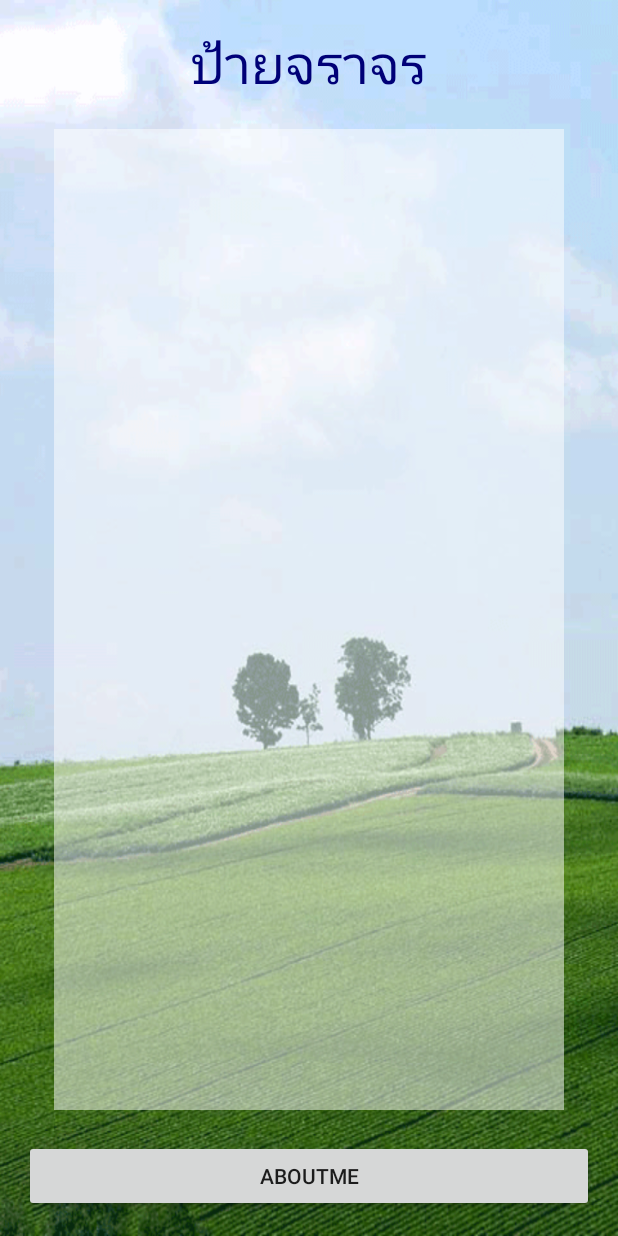
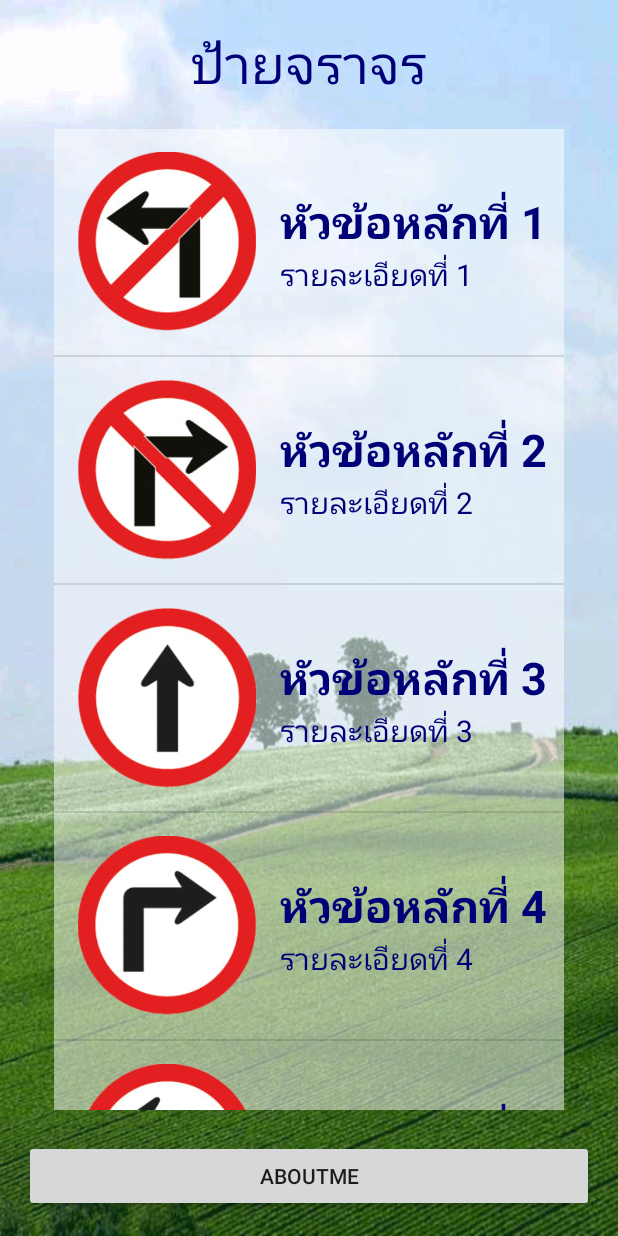
Before and after one commit to veerpuy/My-Traffic, an Android app: the screen it shows after launch (MainActivity), on a phone screen of 412 x 824 dp. Run offline under Robolectric (Android 15) with nearby library versions, the light colour scheme and no system bars; 4 statements that could not run were skipped.

Commit message:
Design UI

```diff
--- a/app/build.gradle
+++ b/app/build.gradle
@@ -23,4 +23,5 @@ dependencies {
     compile fileTree(dir: 'libs', include: ['*.jar'])
     testCompile 'junit:junit:4.12'
     compile 'com.android.support:appcompat-v7:23.4.0'
+    compile 'com.google.android.gms:play-services-appindexing:8.1.0'
 }
--- a/app/src/main/java/vg/veer/veerpuy/mytraffic/MainActivity.java
+++ b/app/src/main/java/vg/veer/veerpuy/mytraffic/MainActivity.java
@@ -6,14 +6,24 @@ import android.net.Uri;
 import android.support.v7.app.AppCompatActivity;
 import android.os.Bundle;
 import android.view.View;
+import android.widget.AdapterView;
 import android.widget.Button;
 import android.widget.ListView;
+
+import com.google.android.gms.appindexing.Action;
+import com.google.android.gms.appindexing.AppIndex;
+import com.google.android.gms.common.api.GoogleApiClient;
 
 public class MainActivity extends AppCompatActivity {
 
     // Explicit ประการตัวแปร
     private ListView trafficListView;
     private Button aboutMeButton;
+    /**
+     * ATTENTION: This was auto-generated to implement the App Indexing API.
+     * See https://g.co/AppIndexing/AndroidStudio for more information.
+     */
+    private GoogleApiClient client;
 
     @Override
     protected void onCreate(Bundle savedInstanceState) {
@@ -30,7 +40,7 @@ public class MainActivity extends AppCompatActivity {
             public void onClick(View v) {
 
                 //ทำให้เกิดเสียง
-                MediaPlayer mediaPlayer = MediaPlayer.create(getBaseContext(),R.raw.lamp);
+                MediaPlayer mediaPlayer = MediaPlayer.create(getBaseContext(), R.raw.lamp);
                 mediaPlayer.start();
 
                 //Web View เปิดเว็บ
@@ -42,6 +52,99 @@ public class MainActivity extends AppCompatActivity {
             }       // onClick
         });
 
+        //การสร้าง ListView
+        // 1. การเซ็ต อาเรย์แบบ Simple
+        final int[] iconIns = new int[20];
+        iconIns[0] = R.drawable.traffic_01;
+        iconIns[1] = R.drawable.traffic_02;
+        iconIns[2] = R.drawable.traffic_03;
+        iconIns[3] = R.drawable.traffic_04;
+        iconIns[4] = R.drawable.traffic_05;
+        iconIns[5] = R.drawable.traffic_06;
+        iconIns[6] = R.drawable.traffic_07;
+        iconIns[7] = R.drawable.traffic_08;
+        iconIns[8] = R.drawable.traffic_09;
+        iconIns[9] = R.drawable.traffic_10;
+        iconIns[10] = R.drawable.traffic_11;
+        iconIns[11] = R.drawable.traffic_12;
+        iconIns[12] = R.drawable.traffic_13;
+        iconIns[13] = R.drawable.traffic_14;
+        iconIns[14] = R.drawable.traffic_15;
+        iconIns[15] = R.drawable.traffic_16;
+        iconIns[16] = R.drawable.traffic_17;
+        iconIns[17] = R.drawable.traffic_18;
+        iconIns[18] = R.drawable.traffic_19;
+        iconIns[19] = R.drawable.traffic_20;
 
+
+        // 2. call From xel
+        final String[] nameStrings = getResources().getStringArray(R.array.name);
+
+        // 3. Call From Java
+        my_data myData = new my_data();
+        String[] detailStrings = myData.getDetStrings();
+
+
+        MyAdapter myAdapter = new MyAdapter(this, iconIns, nameStrings, detailStrings);
+        trafficListView.setAdapter(myAdapter);
+
+        //intent to Detail when Click
+        trafficListView.setOnItemClickListener(new AdapterView.OnItemClickListener() {
+            @Override
+            public void onItemClick(AdapterView<?> parent, View view, int position, long id) {
+
+                Intent intent = new Intent(MainActivity.this, DetailActivity.class);
+                intent.putExtra("Name", nameStrings[position]);
+                intent.putExtra("Icon", iconIns[position]);
+                intent.putExtra("Index", position);
+                startActivity(intent);
+
+            }   //onItemClick
+        });
+
+
+        // ATTENTION: This was auto-generated to implement the App Indexing API.
+        // See https://g.co/AppIndexing/AndroidStudio for more information.
+        client = new GoogleApiClient.Builder(this).addApi(AppIndex.API).build();
     }       // Main Method
+
+    @Override
+    public void onStart() {
+        super.onStart();
+
+        // ATTENTION: This was auto-generated to implement the App Indexing API.
+        // See https://g.co/AppIndexing/AndroidStudio for more information.
+        client.connect();
+        Action viewAction = Action.newAction(
+                Action.TYPE_VIEW, // TODO: choose an action type.
+                "Main Page", // TODO: Define a title for the content shown.
+                // TODO: If you have web page content that matches this app activity's content,
+                // make sure this auto-generated web page URL is correct.
+                // Otherwise, set the URL to null.
+                Uri.parse("http://host/path"),
+                // TODO: Make sure this auto-generated app URL is correct.
+                Uri.parse("android-app://vg.veer.veerpuy.mytraffic/http/host/path")
+        );
+        AppIndex.AppIndexApi.start(client, viewAction);
+    }
+
+    @Override
+    public void onStop() {
+        super.onStop();
+
+        // ATTENTION: This was auto-generated to implement the App Indexing API.
+        // See https://g.co/AppIndexing/AndroidStudio for more information.
+        Action viewAction = Action.newAction(
+                Action.TYPE_VIEW, // TODO: choose an action type.
+                "Main Page", // TODO: Define a title for the content shown.
+                // TODO: If you have web page content that matches this app activity's content,
+                // make sure this auto-generated web page URL is correct.
+                // Otherwise, set the URL to null.
+                Uri.parse("http://host/path"),
+                // TODO: Make sure this auto-generated app URL is correct.
+                Uri.parse("android-app://vg.veer.veerpuy.mytraffic/http/host/path")
+        );
+        AppIndex.AppIndexApi.end(client, viewAction);
+        client.disconnect();
+    }
 }       // Main Class นี่คือ คลาสหลัก
--- a/app/src/main/java/vg/veer/veerpuy/mytraffic/MyAdapter.java
+++ b/app/src/main/java/vg/veer/veerpuy/mytraffic/MyAdapter.java
@@ -21,11 +21,11 @@ public class MyAdapter extends BaseAdapter {
     public MyAdapter(Context context,
                      int[] iconInts,
                      String[] nameStrings,
-                     String[] deteStrings) {
+                     String[] detailStrings) {
         this.context = context;
         this.iconInts = iconInts;
         this.nameStrings = nameStrings;
-        this.detailStrings = deteStrings;
+        this.detailStrings = detailStrings;
     }
 
     @Override
--- /dev/null
+++ b/app/src/main/java/vg/veer/veerpuy/mytraffic/my_data.java
@@ -0,0 +1,19 @@
+package vg.veer.veerpuy.mytraffic;
+
+/**
+ * Created by veerpuy on 7/3/2016.
+ */
+public class my_data {
+
+    //Exp
+    private String[] detailStrings = new String[]{"รายละเอียดที่ 1", "รายละเอียดที่ 2",
+            "รายละเอียดที่ 3", "รายละเอียดที่ 4", "รายละเอียดที่ 5", "รายละเอียดที่ 6",
+            "รายละเอียดที่ 7", "รายละเอียดที่ 8", "รายละเอียดที่ 9", "รายละเอียดที่ 10",
+            "รายละเอียดที่ 11", "รายละเอียดที่ 12", "รายละเอียดที่ 13", "รายละเอียดที่ 14",
+            "รายละเอียดที่ 15", "รายละเอียดที่ 16", "รายละเอียดที่ 17", "รายละเอียดที่ 18",
+            "รายละเอียดที่ 19", "รายละเอียดที่ 20"};
+
+    public String[] getDetStrings() {
+        return detailStrings;
+    }
+}
--- a/app/src/main/res/layout/my_listyiew.xml
+++ b/app/src/main/res/layout/my_listyiew.xml
@@ -20,7 +20,7 @@
             android:layout_height="wrap_content"
             android:text="New Text"
             android:id="@+id/textView2"
-            android:textSize="@dimen/h1"
+            android:textSize="@dimen/h3"
             android:textStyle="bold"
             android:textColor="@color/text" />
 
--- a/app/src/main/res/values/dimens.xml
+++ b/app/src/main/res/values/dimens.xml
@@ -5,5 +5,5 @@
 
     <dimen name="h1">35sp</dimen>
     <dimen name="h2">20sp</dimen>
-
+    <dimen name="h3">30sp</dimen>
 </resources>
--- /dev/null
+++ b/app/src/main/res/values/my_data.xml
@@ -0,0 +1,30 @@
+<?xml version="1.0" encoding="utf-8"?>
+<resources>
+
+    <string-array name="name">
+
+        <item>หัวข้อหลักที่ 1</item>
+        <item>หัวข้อหลักที่ 2</item>
+        <item>หัวข้อหลักที่ 3</item>
+        <item>หัวข้อหลักที่ 4</item>
+        <item>หัวข้อหลักที่ 5</item>
+        <item>หัวข้อหลักที่ 6</item>
+        <item>หัวข้อหลักที่ 7</item>
+        <item>หัวข้อหลักที่ 8</item>
+        <item>หัวข้อหลักที่ 9</item>
+        <item>หัวข้อหลักที่ 10</item>
+        <item>หัวข้อหลักที่ 11</item>
+        <item>หัวข้อหลักที่ 12</item>
+        <item>หัวข้อหลักที่ 13</item>
+        <item>หัวข้อหลักที่ 14</item>
+        <item>หัวข้อหลักที่ 15</item>
+        <item>หัวข้อหลักที่ 16</item>
+        <item>หัวข้อหลักที่ 17</item>
+        <item>หัวข้อหลักที่ 18</item>
+        <item>หัวข้อหลักที่ 19</item>
+        <item>หัวข้อหลักที่ 20</item>
+
+    </string-array>
+
+
+</resources>
```
Also changed, not shown: app/src/main/AndroidManifest.xml (+9 -0 lines), app/src/main/java/vg/veer/veerpuy/mytraffic/DetailActivity.java (added, +13 -0 lines), app/src/main/res/layout/activity_detail.xml (added, +64 -0 lines).
